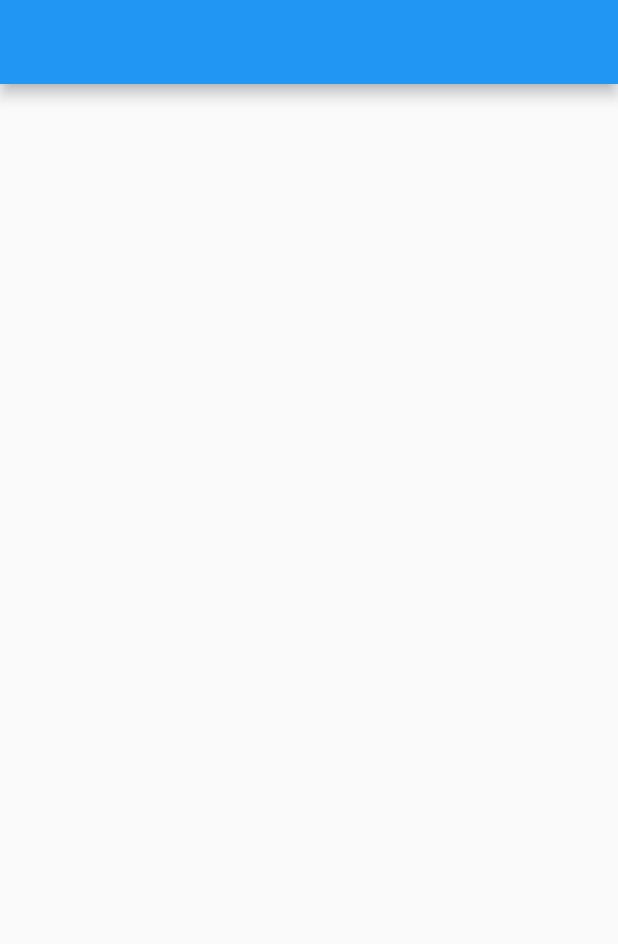
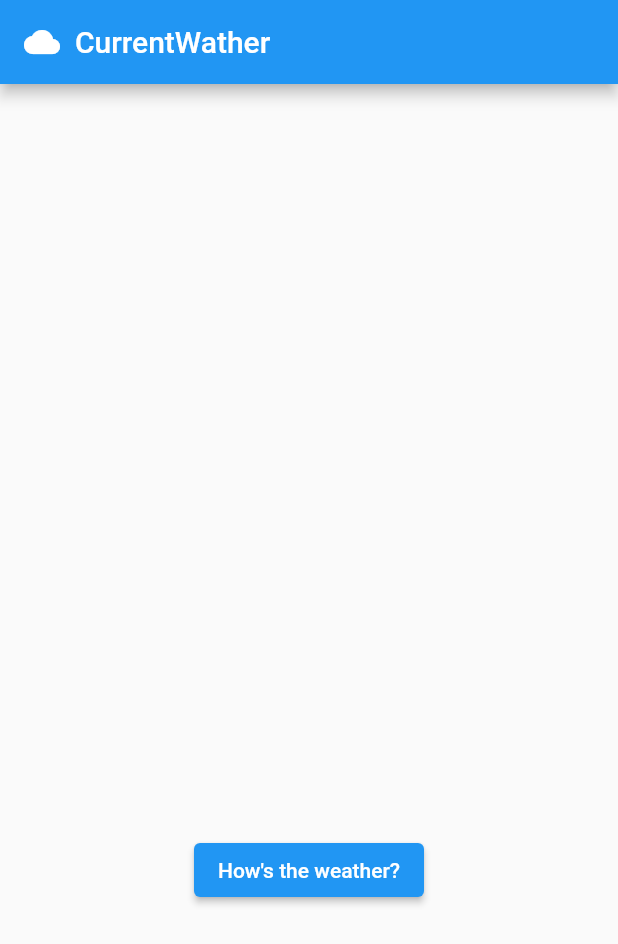
Before and after one commit to kforjan/weather-app-bloc, a Flutter app: the screen it shows after launch, on a phone screen of 412 x 824 dp. Shown: the top 944 px of the screen. Run offline on Flutter 3.47's test engine with Material 2 defaults, Android fonts, the phone set to English and light mode, and no system bars.

Commit message:
HomeScreen template and bloc dependencies

```diff
--- a/lib/main.dart
+++ b/lib/main.dart
@@ -1,4 +1,5 @@
 import 'package:flutter/material.dart';
+import 'package:weather_app_bloc/ui/home_screen.dart';
 
 void main() => runApp(MyApp());
 
@@ -6,13 +7,8 @@ class MyApp extends StatelessWidget {
   @override
   Widget build(BuildContext context) {
     return MaterialApp(
-      title: '',
-      home: Scaffold(
-        appBar: AppBar(
-          title: Text(''),
-        ),
-        body: Container(),
-      ),
+      title: 'LocalWeather',
+      home: HomeScreen(),
     );
   }
 }
--- /dev/null
+++ b/lib/ui/home_screen.dart
@@ -0,0 +1,33 @@
+import 'package:flutter/material.dart';
+
+class HomeScreen extends StatelessWidget {
+  const HomeScreen({Key key}) : super(key: key);
+
+  @override
+  Widget build(BuildContext context) {
+    return Scaffold(
+      appBar: AppBar(
+        title: Row(
+          children: [
+            Icon(Icons.cloud),
+            SizedBox(
+              width: 10,
+            ),
+            Text('CurrentWather'),
+          ],
+        ),
+      ),
+      body: Column(
+        children: [
+          Container(
+            height: 500,
+          ),
+          ElevatedButton(
+            onPressed: () {},
+            child: Text("How's the weather?"),
+          )
+        ],
+      ),
+    );
+  }
+}
```
Also changed, not shown: pubspec.yaml (+2 -9 lines), pubspec.lock.
